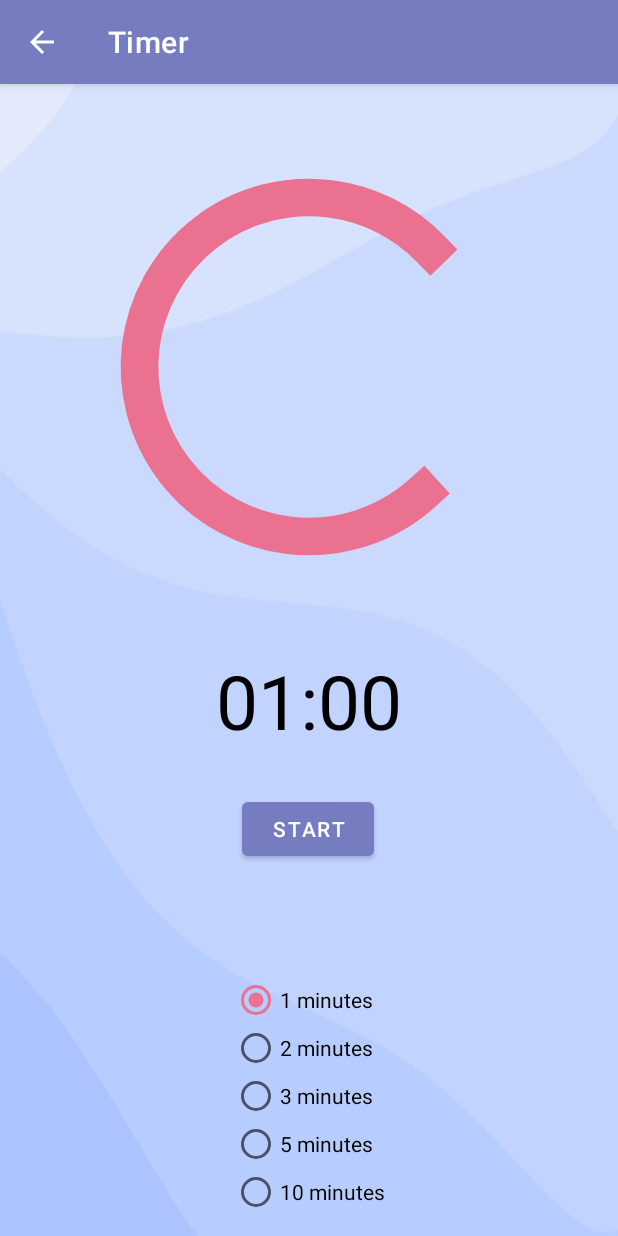
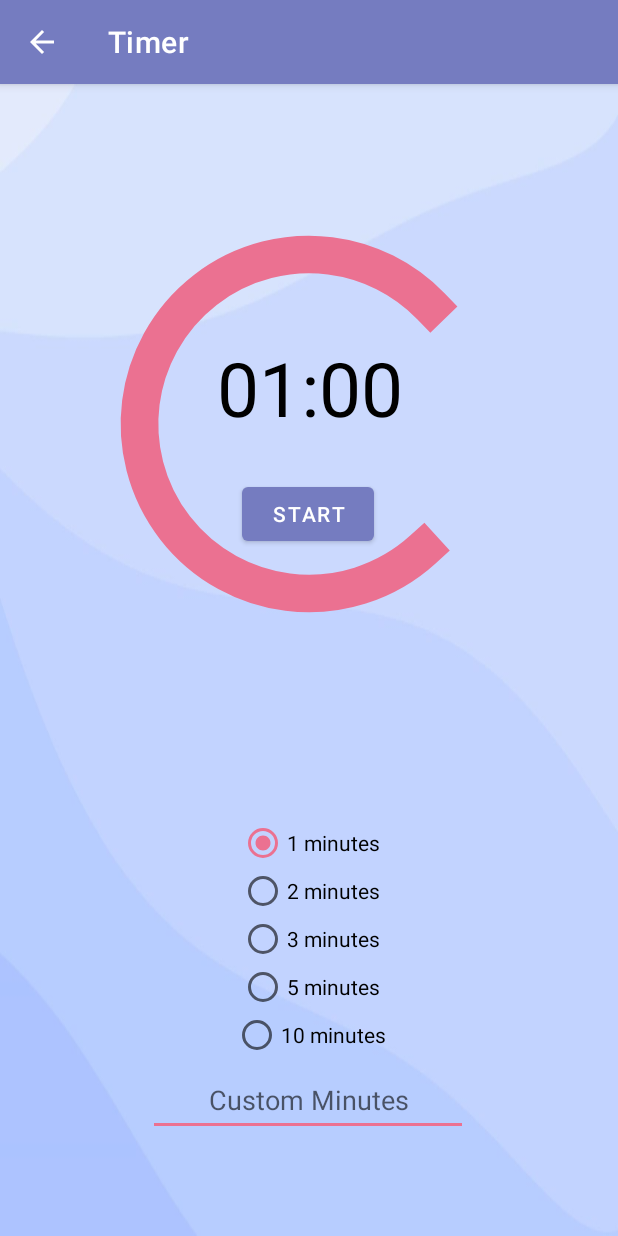
Before and after one commit to jerrydengz/Parently, an Android app: the TimeoutActivity screen opened directly, with no data from a screen before it, on a phone screen of 412 x 824 dp. Run offline under Robolectric (Android 15) with nearby library versions, the phone set to English and light mode, and no system bars; libraries missing offline, so code that uses them is left out: com.mikhaellopez.circularprogressbar; plain views replace CircularProgressBar; 2 statements that could not run were skipped.

Commit message:
Add more style improvements to activity timeout

```diff
--- a/app/src/main/res/layout/activity_timeout.xml
+++ b/app/src/main/res/layout/activity_timeout.xml
@@ -11,16 +11,16 @@
         android:id="@+id/timeoutCircularBtn"
         android:layout_width="387dp"
         android:layout_height="301dp"
+        android:layout_marginTop="76dp"
         app:cpb_background_progressbar_color="#b6bbd8"
+        app:cpb_background_progressbar_color_direction="top_to_bottom"
+        app:cpb_background_progressbar_color_end="@color/sky_blue"
+        app:cpb_background_progressbar_color_start="@color/white"
         app:cpb_background_progressbar_width="5dp"
         app:cpb_progress_direction="to_right"
         app:cpb_progressbar_color="#3f51b5"
         app:cpb_progressbar_width="10dp"
-        app:cpb_background_progressbar_color_start="@color/white"
-        app:cpb_background_progressbar_color_end="@color/sky_blue"
-        app:cpb_background_progressbar_color_direction="top_to_bottom"
         app:cpb_round_border="false"
-        app:layout_constraintBottom_toTopOf="@+id/tvCountDown"
         app:layout_constraintEnd_toEndOf="parent"
         app:layout_constraintStart_toStartOf="parent"
         app:layout_constraintTop_toTopOf="parent" />
@@ -31,50 +31,54 @@
         android:layout_height="wrap_content"
         android:text="@string/empty_timer"
         android:textSize="50sp"
-        app:layout_constraintBottom_toBottomOf="parent"
-        app:layout_constraintEnd_toEndOf="parent"
-        app:layout_constraintStart_toStartOf="parent"
-        app:layout_constraintTop_toTopOf="parent"
-        app:layout_constraintVertical_bias="0.539" />
+        app:layout_constraintBottom_toBottomOf="@+id/timeoutCircularBtn"
+        app:layout_constraintEnd_toEndOf="@+id/timeoutCircularBtn"
+        app:layout_constraintStart_toStartOf="@+id/timeoutCircularBtn"
+        app:layout_constraintTop_toTopOf="@+id/timeoutCircularBtn"
+        app:layout_constraintVertical_bias="0.397" />
 
     <Button
         android:id="@+id/btnStartAndPause"
         android:layout_width="wrap_content"
         android:layout_height="wrap_content"
-        android:layout_marginTop="28dp"
         android:text="@string/start"
-        app:layout_constraintEnd_toEndOf="@+id/tvCountDown"
-        app:layout_constraintHorizontal_bias="0.486"
-        app:layout_constraintStart_toStartOf="@+id/tvCountDown"
-        app:layout_constraintTop_toBottomOf="@+id/tvCountDown" />
+        app:layout_constraintBottom_toBottomOf="@+id/timeoutCircularBtn"
+        app:layout_constraintEnd_toEndOf="@+id/timeoutCircularBtn"
+        app:layout_constraintHorizontal_bias="0.497"
+        app:layout_constraintStart_toStartOf="@+id/timeoutCircularBtn"
+        app:layout_constraintTop_toBottomOf="@+id/tvCountDown"
+        app:layout_constraintVertical_bias="0.285" />
 
     <Button
         android:id="@+id/btnReset"
         android:layout_width="wrap_content"
         android:layout_height="wrap_content"
-        android:layout_marginTop="16dp"
+        android:layout_marginTop="24dp"
         android:text="@string/reset"
         android:visibility="invisible"
-        app:layout_constraintEnd_toEndOf="@+id/btnStartAndPause"
-        app:layout_constraintHorizontal_bias="0.0"
-        app:layout_constraintStart_toStartOf="@+id/btnStartAndPause"
-        app:layout_constraintTop_toBottomOf="@+id/btnStartAndPause"
+        app:layout_constraintEnd_toEndOf="parent"
+        app:layout_constraintHorizontal_bias="0.498"
+        app:layout_constraintStart_toStartOf="parent"
+        app:layout_constraintTop_toBottomOf="@+id/timeoutCircularBtn"
         tools:visibility="visible" />
 
     <RadioGroup
         android:id="@+id/radioGroupTimeOptions"
         android:layout_width="wrap_content"
         android:layout_height="wrap_content"
-        android:layout_marginTop="10dp"
+        android:layout_gravity="center_horizontal"
+        android:gravity="center_horizontal"
+        app:layout_constraintBottom_toTopOf="@+id/inputCustomNumber"
         app:layout_constraintEnd_toEndOf="parent"
-        app:layout_constraintHorizontal_bias="0.498"
         app:layout_constraintStart_toStartOf="parent"
-        app:layout_constraintTop_toBottomOf="@+id/btnReset" />
+        app:layout_constraintTop_toBottomOf="@+id/btnReset"
+        app:layout_constraintVertical_bias="0.928" />
 
     <EditText
         android:id="@+id/inputCustomNumber"
         android:layout_width="wrap_content"
         android:layout_height="wrap_content"
+        android:layout_marginTop="172dp"
         android:ems="10"
         android:gravity="center"
         android:hint="@string/custom_minutes"
@@ -82,9 +86,12 @@
         android:maxLength="3"
         android:minHeight="48dp"
         android:visibility="invisible"
+        app:layout_constraintBottom_toBottomOf="parent"
         app:layout_constraintEnd_toEndOf="parent"
+        app:layout_constraintHorizontal_bias="0.497"
         app:layout_constraintStart_toStartOf="parent"
-        app:layout_constraintTop_toBottomOf="@+id/radioGroupTimeOptions"
+        app:layout_constraintTop_toBottomOf="@+id/btnReset"
+        app:layout_constraintVertical_bias="0.322"
         tools:ignore="Autofill"
         tools:visibility="visible" />
 
```
